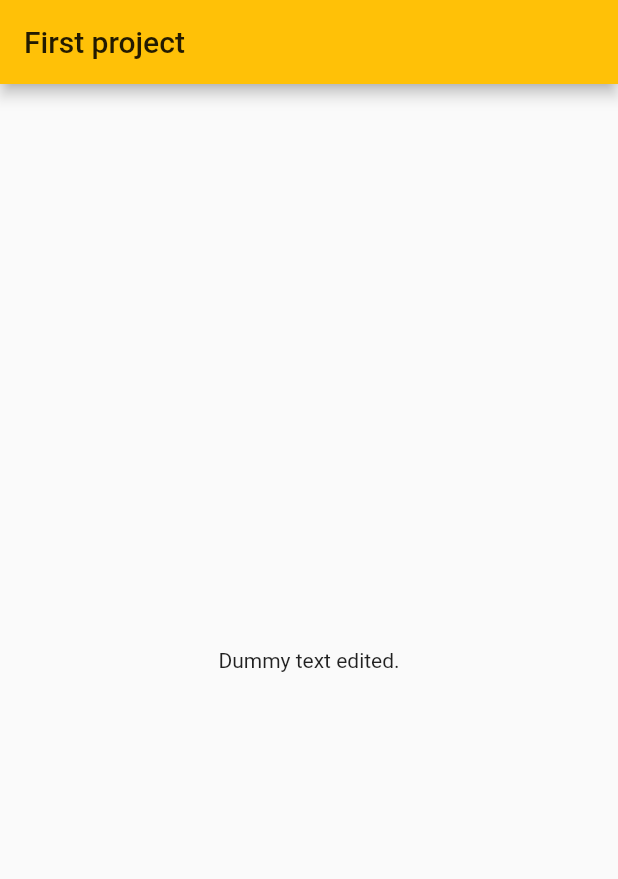
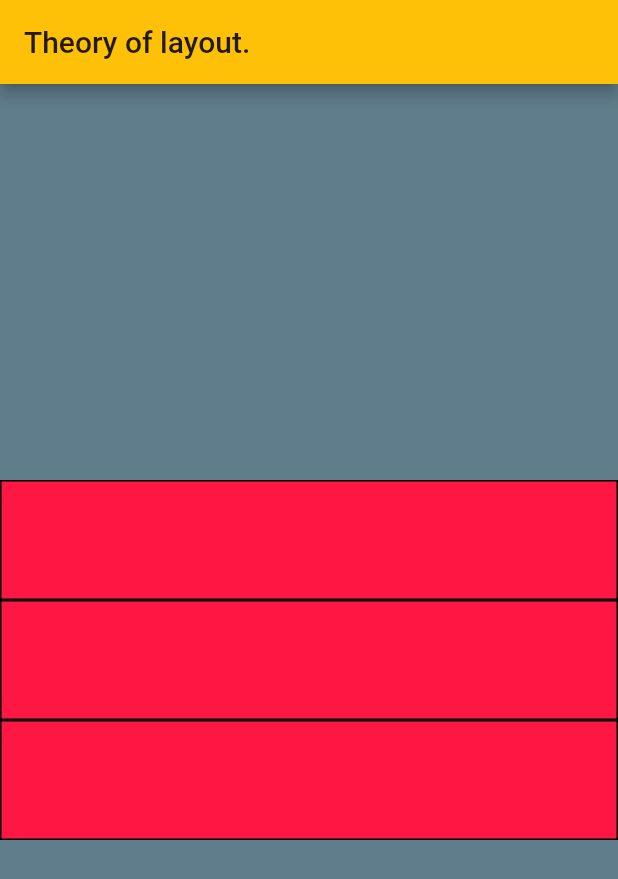
Before and after one commit to const-nawata/flutter_quis, a Flutter app: the screen it shows after launch, on a phone screen of 412 x 824 dp. Shown: the top 879 px of the screen. Run offline on Flutter 3.47's test engine with Material 2 defaults, Android fonts, the phone set to English and light mode, and no system bars.

Commit message:
Theory of layout.

```diff
--- a/lib/main.dart
+++ b/lib/main.dart
@@ -1,6 +1,7 @@
 import 'package:flutter/material.dart';
+import 'package:flutter_quis/row_coolumn.dart';
 
-void main() => runApp(MyApp());
+void main() => runApp(StartApp());
 
 /*
   Во flutter все состоит из виджетов.
@@ -14,7 +15,7 @@ void main() => runApp(MyApp());
 
 * */
 
-class MyApp extends StatelessWidget {
+class StartApp extends StatelessWidget {
   @override // переопрдеделение методов. В данном случае "build".
 
   Widget build(BuildContext context) {
@@ -25,7 +26,7 @@ class MyApp extends StatelessWidget {
       // Основной виджет.
       title: 'Quiz App',
       theme: ThemeData(primarySwatch: Colors.amber),
-      home: HomePage(),
+      home: MyRowColumn(),
     );
   }
 }
--- /dev/null
+++ b/lib/row_coolumn.dart
@@ -0,0 +1,56 @@
+import 'package:flutter/material.dart';
+
+class MyRowColumn extends StatelessWidget {
+
+  @override
+  Widget build(BuildContext context) {
+    return Scaffold(
+      appBar: AppBar(
+        title: Text('Theory of layout.'),
+      ),
+      body: Container(
+        color: Colors.blueGrey,
+        child: Column(
+          mainAxisSize: MainAxisSize.max,
+          mainAxisAlignment: MainAxisAlignment.center,
+          crossAxisAlignment: CrossAxisAlignment.stretch,  // Выравнивание по поперечной оси.
+          children: <Widget>[
+            ColorBox(),
+            BiggerColorBox(),
+            ColorBox(),
+          ],
+        ),
+      ),
+    );
+  }
+}
+
+class ColorBox extends StatelessWidget{
+  @override
+
+  Widget build(BuildContext context){
+    return Container(
+      width: 80,
+      height: 80,
+      decoration: BoxDecoration(
+        color: Colors.redAccent[400],
+        border: Border.all(),
+      ),
+    );
+  }
+}
+
+class BiggerColorBox extends StatelessWidget{
+  @override
+
+  Widget build(BuildContext context){
+    return Container(
+      width: 100,
+      height: 80,
+      decoration: BoxDecoration(
+        color: Colors.redAccent[400],
+        border: Border.all(),
+      ),
+    );
+  }
+}
```
